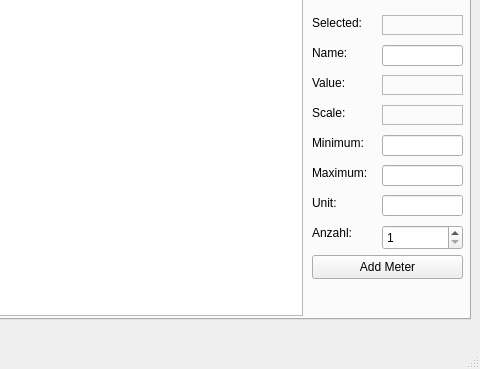
Above: Qt/PV_View/mainwindow.ui from Rolloke/GUI-Apps before the change; both pictures show x 320 to 800 and y 231 to 600 of the 800 by 600 pixel window. Below: the same form after it.
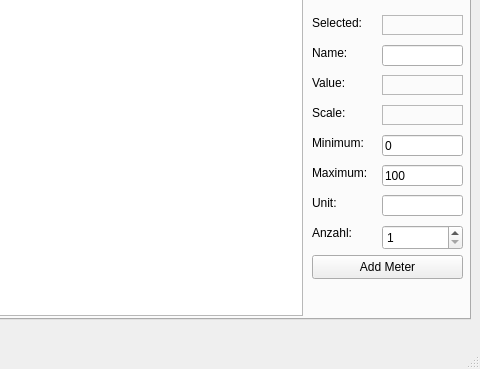
That is the form after the change.

Commit message: improve read of multiple values

Patch:
```diff
--- a/Qt/PV_View/mainwindow.ui
+++ b/Qt/PV_View/mainwindow.ui
@@ -212,6 +212,9 @@
         <height>21</height>
        </rect>
       </property>
+      <property name="text">
+       <string>0</string>
+      </property>
      </widget>
      <widget class="QLabel" name="labelMaximum">
       <property name="geometry">
@@ -235,6 +238,9 @@
         <height>21</height>
        </rect>
       </property>
+      <property name="text">
+       <string>100</string>
+      </property>
      </widget>
      <widget class="QLabel" name="labelUnit">
       <property name="geometry">
```
The commit also changes 2 other files.
